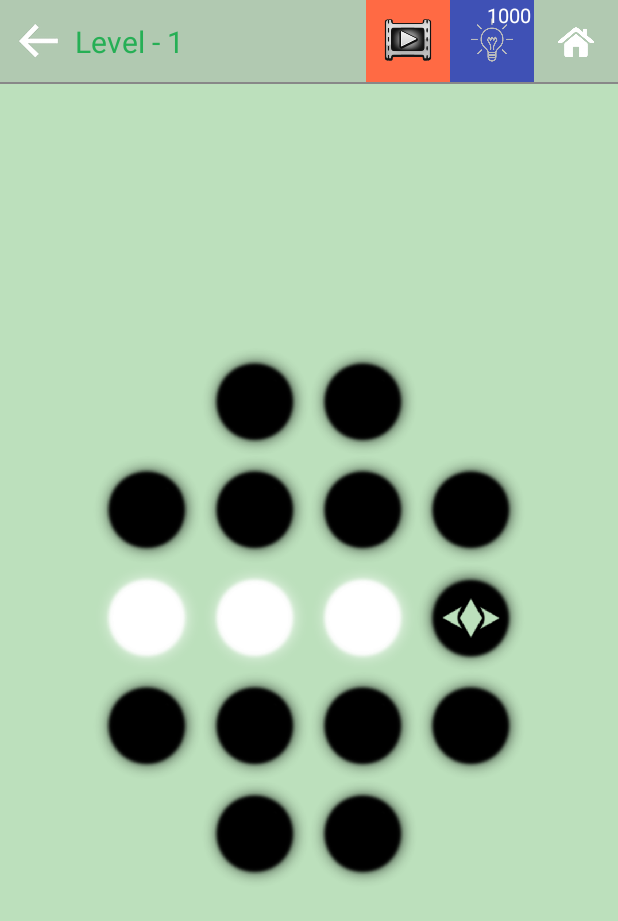
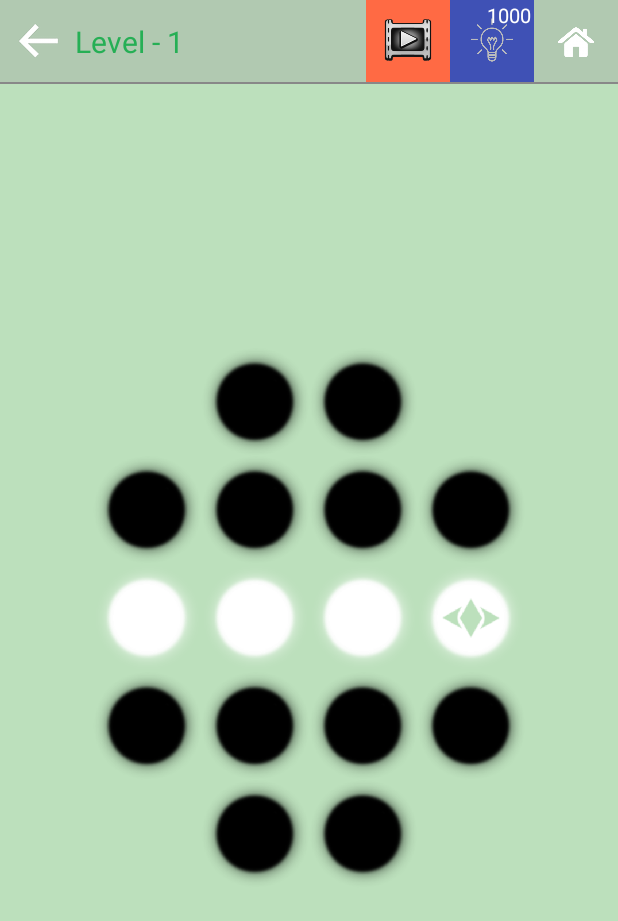
Before and after one commit to houhuang/Fill2, an Android app: the GameActivity screen opened directly, with no data from a screen before it, on a phone screen of 412 x 824 dp. Shown: the top 921 px of the screen. Run offline under Robolectric (Android 15) with nearby library versions, the phone set to English and light mode, and no system bars; our stand-ins replace AdMob; libraries missing offline, so code that uses them is left out: cn.gavinliu.android.

Commit message:
no message

```diff
--- a/app/src/main/java/com/jd/fill2/view/ItemView.java
+++ b/app/src/main/java/com/jd/fill2/view/ItemView.java
@@ -1,5 +1,6 @@
 package com.jd.fill2.view;
 
+import android.animation.ValueAnimator;
 import android.content.Context;
 import android.graphics.Bitmap;
 import android.graphics.BitmapFactory;
@@ -8,6 +9,7 @@ import android.graphics.Paint;
 import android.graphics.Rect;
 import android.support.v4.content.ContextCompat;
 import android.util.AttributeSet;
+import android.util.Log;
 import android.view.View;
 
 import com.jd.fill2.R;
@@ -24,6 +26,8 @@ public class ItemView extends View {
     private float mRadios;
 
     private static int mStartItemIndex = 0;
+
+    private float mValue = 1;
 
     private static Bitmap mBlackBitmap;
     private static Bitmap mWhiteBitmap;
@@ -55,10 +59,10 @@ public class ItemView extends View {
             mWhiteBitmap = BitmapFactory.decodeResource(getResources(), R.drawable.white);
 
             mBlackBitmap2 = BitmapFactory.decodeResource(getResources(), R.drawable.black1);
-            mWhiteBitmap2 = BitmapFactory.decodeResource(getResources(), R.drawable.black1);
+            mWhiteBitmap2 = BitmapFactory.decodeResource(getResources(), R.drawable.white1);
 
             mBlackBitmap3 = BitmapFactory.decodeResource(getResources(), R.drawable.black2);
-            mWhiteBitmap3 = BitmapFactory.decodeResource(getResources(), R.drawable.black2);
+            mWhiteBitmap3 = BitmapFactory.decodeResource(getResources(), R.drawable.white2);
         }
 
         Random random = new Random();
@@ -96,7 +100,7 @@ public class ItemView extends View {
         if (mTag == 0 || mTag == 2)
         {
             if (mTag == 2 && isNoReverse)
-                mTag = 2;
+                mTag = 3;
             else
                 mTag = 1;
         }else if (mTag == 1 || mTag == 3)
@@ -110,6 +114,25 @@ public class ItemView extends View {
         setItemIsclicked(false);
         setItemTag(mTag);
 
+        showAnimation();
+    }
+
+    private void showAnimation()
+    {
+        ValueAnimator animator = ValueAnimator.ofFloat(0, 1);
+        animator.setDuration(1000);
+        animator.addUpdateListener(new ValueAnimator.AnimatorUpdateListener() {
+            @Override
+            public void onAnimationUpdate(ValueAnimator animation) {
+                mValue = (float)animation.getAnimatedValue();
+                Log.d("UUUU", String.valueOf(mValue));
+
+                setAlpha(mValue);
+                postInvalidate();
+            }
+        });
+
+        animator.start();
     }
 
     @Override
@@ -123,21 +146,23 @@ public class ItemView extends View {
     protected void onDraw(Canvas canvas) {
         super.onDraw(canvas);
 
+        int width = (int)(1.0 * getMeasuredWidth());
+
         if (mTag != 9)
         {
             switch (mTag)
             {
                 case 0:
                     // 指定图片绘制区域(左上角的四分之一)
-                    Rect src = new Rect(0,0,mBlackBitmap.getWidth(),mBlackBitmap.getHeight());
+                    Rect src = new Rect(0, 0, mBlackBitmap.getWidth(), mBlackBitmap.getWidth());
                     // 指定图片在屏幕上显示的区域
-                    Rect dst = new Rect(0, 0, getMeasuredWidth(), getMeasuredWidth());
+                    Rect dst = new Rect(0, 0, width, width);
                     canvas.drawBitmap(mBlackBitmap,src,dst,null);
                     break;
 
                 case 1:
-                    Rect src1 = new Rect(0,0,mWhiteBitmap.getWidth(),mWhiteBitmap.getHeight());
-                    Rect dst1 = new Rect(0, 0, getMeasuredWidth(), getMeasuredWidth());
+                    Rect src1 = new Rect(0, 0, mWhiteBitmap.getWidth(), mWhiteBitmap.getWidth());
+                    Rect dst1 = new Rect(0, 0, width, width);
                     canvas.drawBitmap(mWhiteBitmap,src1,dst1,null);
                     break;
 
@@ -151,8 +176,8 @@ public class ItemView extends View {
                         bitmap = mBlackBitmap3;
                     }
 
-                    Rect src2 = new Rect(0,0,bitmap.getWidth(),bitmap.getHeight());
-                    Rect dst2 = new Rect(0, 0, getMeasuredWidth(), getMeasuredWidth());
+                    Rect src2 = new Rect(0, 0, bitmap.getWidth(), bitmap.getWidth());
+                    Rect dst2 = new Rect(0, 0, width, width);
                     canvas.drawBitmap(bitmap,src2,dst2,null);
                     break;
 
@@ -166,8 +191,8 @@ public class ItemView extends View {
                         bitmap2 = mWhiteBitmap3;
                     }
 
-                    Rect src3 = new Rect(0,0,bitmap2.getWidth(),bitmap2.getHeight());
-                    Rect dst3 = new Rect(0, 0, getMeasuredWidth(), getMeasuredWidth());
+                    Rect src3 = new Rect(0, 0, bitmap2.getWidth(), bitmap2.getWidth());
+                    Rect dst3 = new Rect(0, 0, width, width);
                     canvas.drawBitmap(bitmap2,src3,dst3,null);
                     break;
                 default:
```
